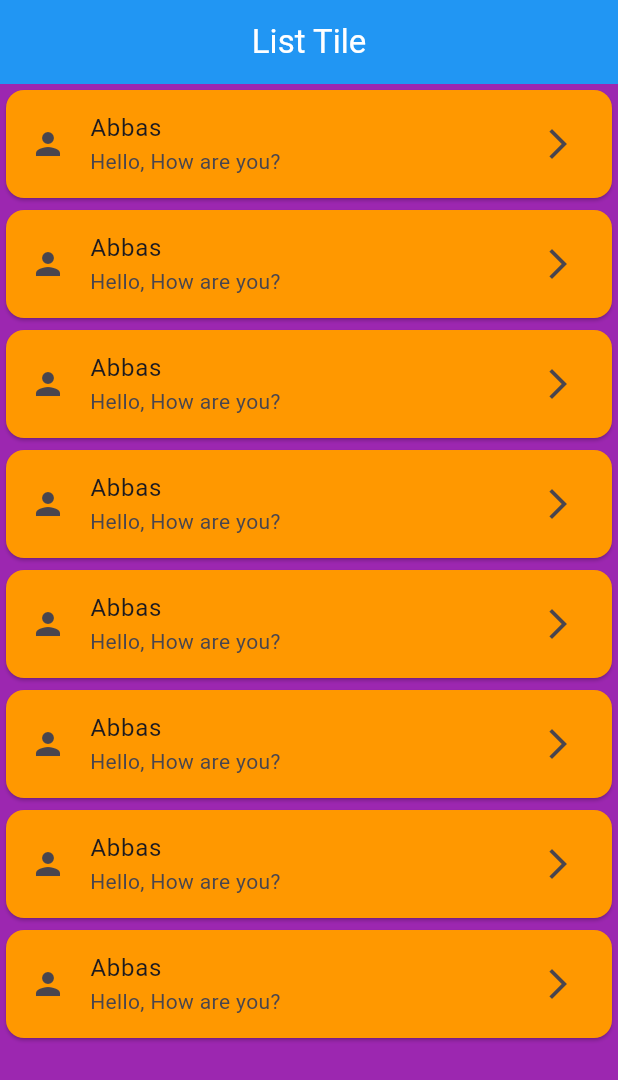
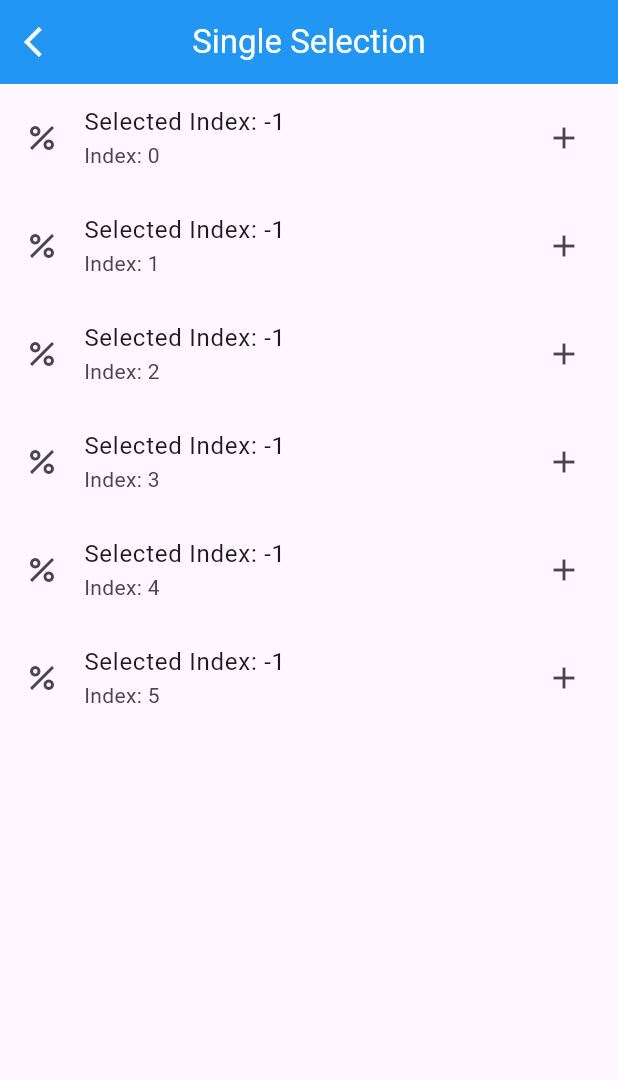
Before and after one commit to AbRehman536/Flutter_sec_4, a Flutter app: the screen it shows after launch, on a phone screen of 412 x 824 dp. Shown: the top 1080 px of the screen. Run offline on Flutter 3.47's test engine with Material 3 defaults, Android fonts, the light colour scheme and no system bars.

Commit message:
Single Selection done

```diff
--- a/lib/main.dart
+++ b/lib/main.dart
@@ -10,6 +10,7 @@ import 'package:flutter_sec_4/login_form_validation.dart';
 import 'package:flutter_sec_4/nested_row_column.dart';
 import 'package:flutter_sec_4/network_image.dart';
 import 'package:flutter_sec_4/row_column_demo.dart';
+import 'package:flutter_sec_4/single_selection.dart';
 
 void main() {
   runApp(const MyApp());
@@ -41,7 +42,7 @@ class MyApp extends StatelessWidget {
         // tested with just a hot reload.
         colorScheme: ColorScheme.fromSeed(seedColor: Colors.deepPurple),
       ),
-      home: ListTileDemo(),
+      home: SingleSelectionDemo(),
     );
   }
 }
--- /dev/null
+++ b/lib/single_selection.dart
@@ -0,0 +1,44 @@
+import 'package:flutter/material.dart';
+
+class SingleSelectionDemo extends StatefulWidget {
+  const SingleSelectionDemo({super.key});
+
+  @override
+  State<SingleSelectionDemo> createState() => _SingleSelectionDemoState();
+}
+
+class _SingleSelectionDemoState extends State<SingleSelectionDemo> {
+  int selectedIndex = -1;
+  @override
+  Widget build(BuildContext context) {
+    return Scaffold(
+      appBar: AppBar(
+        leading: Icon(Icons.arrow_back_ios),
+        backgroundColor: Colors.blue,
+        foregroundColor: Colors.white,
+        title: Text("Single Selection"),
+        centerTitle: true,
+      ),
+      body: ListView.builder(
+        itemCount: 6,
+        itemBuilder: (BuildContext context, int index) {
+          return ListTile(
+            onTap: (){
+              setState(() {
+                selectedIndex = index;
+              });
+            },
+            selected: selectedIndex == index,
+            selectedColor: Colors.white,
+            selectedTileColor: Colors.lightBlue,
+
+            leading: Icon(selectedIndex== index ? Icons.notification_add : Icons.percent),
+            title: Text("Selected Index: $selectedIndex"),
+            subtitle: Text("Index: $index"),
+            trailing: Icon(selectedIndex == index ? Icons.remove : Icons.add),
+          );
+        },
+      ),
+    );
+  }
+}
```
